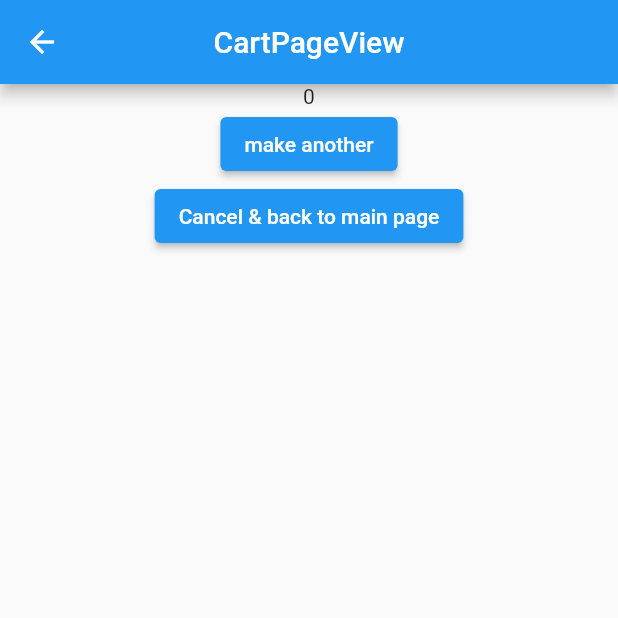
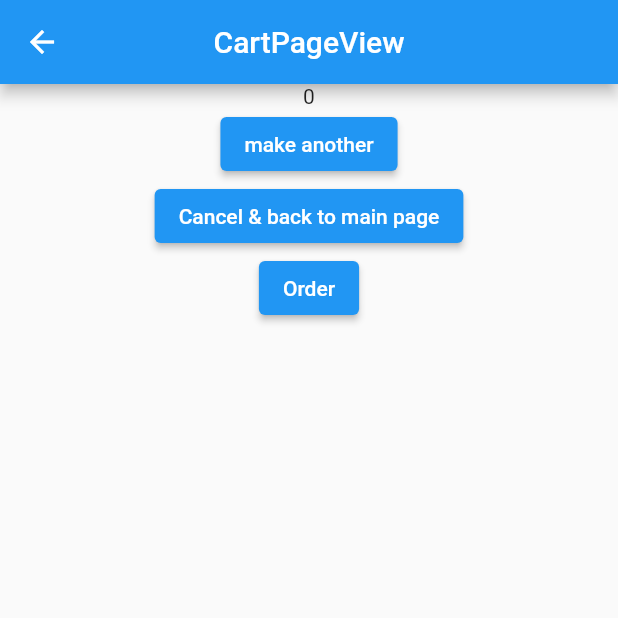
Before and after one commit to pramasiwoalam/halopet_beta, a Flutter app: the CartPageView screen opened directly, on a phone screen of 412 x 824 dp, the top half of it. Run offline on Flutter 3.47's test engine with Material 2 defaults, Android fonts, the phone set to English and light mode, and no system bars; our stand-ins replace awesome_dialog, cloud_firestore, dropdown_search, firebase_auth, firebase_core, flutter_svg and 3 more; missing offline and left inert: favorite_button; accounts and stored records are empty.

Commit message:
favorite

```diff
--- a/lib/app/modules/cart_page/views/cart_page_view.dart
+++ b/lib/app/modules/cart_page/views/cart_page_view.dart
@@ -19,18 +19,11 @@ class CartPageView extends GetView<CartPageController> {
     var height = size.height;
     var width = size.width;
     var orderList = detailC.orderList;
-    var totalPrice = controller.totalPrice;
-    var totalC = 0.obs;
-
-    void total(RxInt price) {
-      totalC = totalC + price.toInt();
-      controller.totalPrice = totalC;
-      // print(controller.totalPrice);
-    }
+    var totalPrice = 0;
 
     void delete(int i) {
-      RxInt indexPrice = detailC.orderList[i]['price'];
-      totalPrice = totalPrice - indexPrice.toInt();
+      int indexPrice = detailC.orderList[i]['price'];
+      totalPrice = totalPrice - indexPrice;
       detailC.orderList.removeAt(i);
       print(controller.totalPrice);
     }
@@ -44,7 +37,8 @@ class CartPageView extends GetView<CartPageController> {
             title: Text('CartPageView'),
             centerTitle: true,
           ),
-          body: Container(
+          body: Obx(
+            () => Container(
               height: height,
               width: width,
               child: Column(
@@ -53,11 +47,8 @@ class CartPageView extends GetView<CartPageController> {
                       shrinkWrap: true,
                       itemCount: orderList.length,
                       itemBuilder: (context, index) {
-                      // int indexTotal = orderList[index]['price'];
-                      // totalPrice = totalPrice + indexTotal.toInt();
-                      total(orderList[index]['price']);
-                      // print(controller.totalPrice);
-                      // totalPrice = totalPrice + indexTotal;
+                        totalPrice += (orderList[index]!['price'] as int);
+                        controller.totalPrice = totalPrice.obs;
                         return Padding(
                           padding: const EdgeInsets.all(12),
                           child: Container(
@@ -105,7 +96,7 @@ class CartPageView extends GetView<CartPageController> {
                           ),
                         );
                       }),
-                Text('${controller.totalPrice}'),
+                  Text('${controller.totalPrice.value}'),
                   ElevatedButton(
                       onPressed: () {
                         Get.toNamed(Routes.PETSHOP_DETAIL,
@@ -117,8 +108,10 @@ class CartPageView extends GetView<CartPageController> {
                         Get.toNamed(Routes.HOMEPAGE,
                             arguments: localStorage.read('petshopId'));
                       },
-                    child: Text('Cancel & back to main page'))
+                      child: Text('Cancel & back to main page')),
+                  ElevatedButton(onPressed: () {}, child: Text('Order'))
                 ],
+              ),
             ),
           )),
     );
--- a/lib/app/modules/pet_hotel_order/controllers/pet_hotel_order_controller.dart
+++ b/lib/app/modules/pet_hotel_order/controllers/pet_hotel_order_controller.dart
@@ -23,7 +23,8 @@ class PetHotelOrderController extends GetxController {
       //   "status": "Waiting for approval"
       // });
 
-      detailC.orderList.add({'serviceName': 'Pet Hotel', 'price': 20000.obs});
+      detailC.orderList.add({'serviceName': 'Pet Hotel', 'price': 20000});
+
       // localStorage.write('orderList', detailC.orderList);
 
       Get.toNamed(Routes.CART_PAGE);
--- a/lib/app/modules/profile/views/profile_view.dart
+++ b/lib/app/modules/profile/views/profile_view.dart
@@ -111,6 +111,12 @@ class ProfileView extends GetView<ProfileController> {
                                     onPressed: () => profileController
                                         .changeRoleToSeller(userId),
                                     child: Text("Go to seller page")),
+                                ElevatedButton(
+                                    style: ElevatedButton.styleFrom(
+                                        primary: Colors.brown),
+                                    onPressed: () =>
+                                        Get.toNamed(Routes.FAVORITE),
+                                    child: Text("Favorite")),
                               ],
                             );
                           } else if (data['role'] == 'Seller') {
--- a/lib/app/routes/app_pages.dart
+++ b/lib/app/routes/app_pages.dart
@@ -16,6 +16,8 @@ import '../modules/category_page/bindings/category_page_binding.dart';
 import '../modules/category_page/views/category_page_view.dart';
 import '../modules/doctor_registration/bindings/doctor_registration_binding.dart';
 import '../modules/doctor_registration/views/doctor_registration_view.dart';
+import '../modules/favorite/bindings/favorite_binding.dart';
+import '../modules/favorite/views/favorite_view.dart';
 import '../modules/grooming_order/bindings/grooming_order_binding.dart';
 import '../modules/grooming_order/views/grooming_order_view.dart';
 import '../modules/history/bindings/history_binding.dart';
@@ -179,5 +181,10 @@ class AppPages {
       page: () => CartPageView(),
       binding: CartPageBinding(),
     ),
+    GetPage(
+      name: _Paths.FAVORITE,
+      page: () => FavoriteView(),
+      binding: FavoriteBinding(),
+    ),
   ];
 }
--- a/lib/app/routes/app_routes.dart
+++ b/lib/app/routes/app_routes.dart
@@ -27,6 +27,7 @@ abstract class Routes {
   static const WELCOME_PAGE = _Paths.WELCOME_PAGE;
   static const CATEGORY_PAGE = _Paths.CATEGORY_PAGE;
   static const CART_PAGE = _Paths.CART_PAGE;
+  static const FAVORITE = _Paths.FAVORITE;
 }
 
 abstract class _Paths {
@@ -55,4 +56,5 @@ abstract class _Paths {
   static const WELCOME_PAGE = '/welcome-page';
   static const CATEGORY_PAGE = '/category-page';
   static const CART_PAGE = '/cart-page';
+  static const FAVORITE = '/favorite';
 }
```
Also changed, not shown: lib/app/modules/favorite/bindings/favorite_binding.dart (added, +12 -0 lines), lib/app/modules/favorite/controllers/favorite_controller.dart (added, +11 -0 lines), lib/app/modules/favorite/views/favorite_view.dart (added, +22 -0 lines), lib/app/modules/petshop_detail/controllers/petshop_detail_controller.dart (+18 -0 lines), lib/app/modules/petshop_detail/views/petshop_detail_view.dart (+20 -13 lines). Lines whose indentation alone changed are shown as unchanged.
